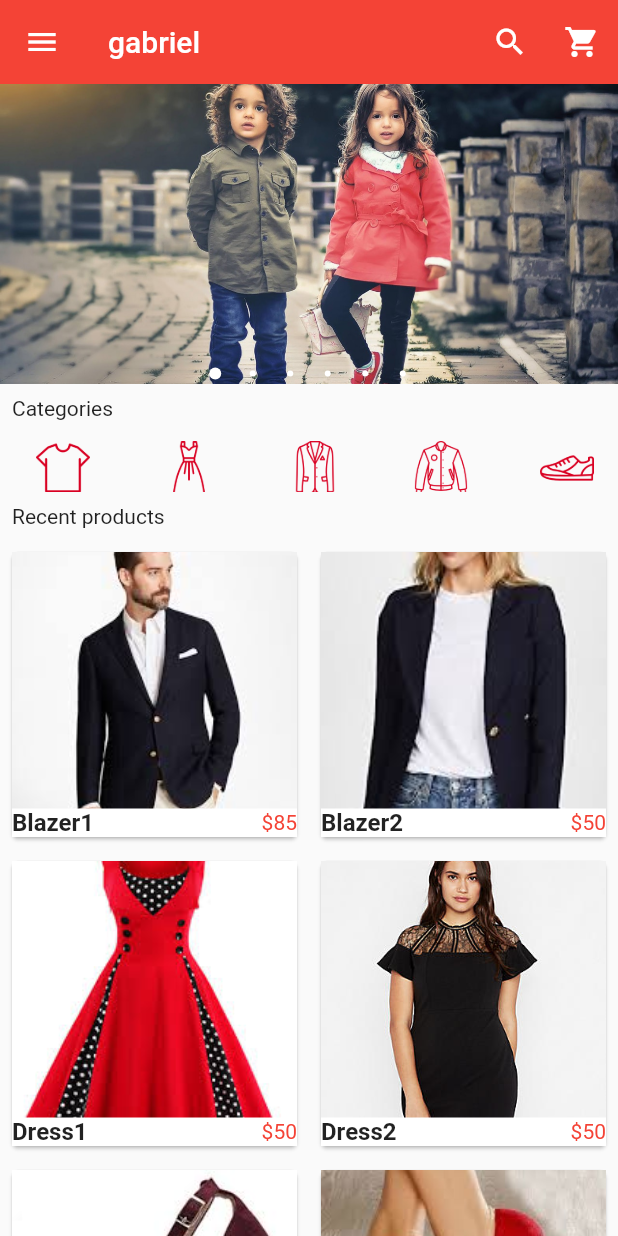
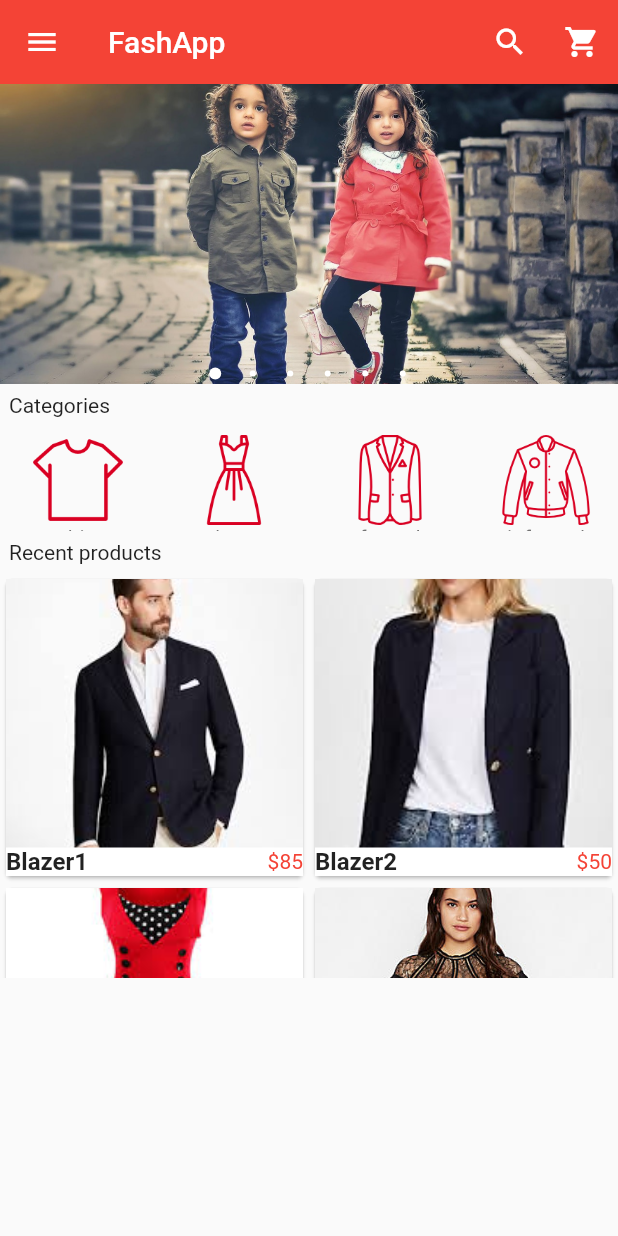
Before and after one commit to Rexdey/shopapp_tut, a Flutter app: the screen it shows after launch, on a phone screen of 412 x 824 dp. Run offline on Flutter 3.47's test engine with Material 2 defaults, Android fonts, the phone set to English and light mode, and no system bars; drawn by our look-alikes of carousel_pro.

Commit message:
Revert "avance video 23"
This reverts commit f7e65dd9ce552818fe30fd6412a11ed8f9c94296.

```diff
--- a/lib/components/horizontal_listview.dart
+++ b/lib/components/horizontal_listview.dart
@@ -4,7 +4,7 @@ class HorizontalList extends StatelessWidget {
   @override
   Widget build(BuildContext context) {
     return Container(
-      height: 40.0,
+      height: 70.0,
       child: ListView(
         scrollDirection: Axis.horizontal,
         children: [
@@ -57,16 +57,16 @@ class Category extends StatelessWidget {
       child: InkWell(
         onTap: () {},
         child: Container(
-          width: 80.0,
+          width: 100.0,
           child: ListTile(
             title: Image.asset(
               image_location,
-              width: 40.0,
-              height: 40.0,
+              width: 100.0,
+              height: 60.0,
             ),
             subtitle: Container(
               alignment: Alignment.topCenter,
-              // child: Text(image_caption),
+              child: Text(image_caption),
             ),
           ),
         ),
--- a/lib/components/products.dart
+++ b/lib/components/products.dart
@@ -21,13 +21,13 @@ class _ProductsState extends State<Products> {
       "price": "50",
     },
     {
-      "name": "Dress1",
+      "name": "Dress|",
       "picture": "images/products/dress1.jpeg",
       "old_price": "100",
       "price": "50",
     },
     {
-      "name": "Dress2",
+      "name": "Dress1",
       "picture": "images/products/dress2.jpeg",
       "old_price": "100",
       "price": "50",
@@ -82,14 +82,11 @@ class _ProductsState extends State<Products> {
       gridDelegate:
           SliverGridDelegateWithFixedCrossAxisCount(crossAxisCount: 2),
       itemBuilder: (BuildContext context, int index) {
-        return Padding(
-          padding: const EdgeInsets.all(4.0),
-          child: Single_prod(
-            prod_name: product_list[index]['name'],
-            prod_picture: product_list[index]['picture'],
-            prod_old_price: product_list[index]['old_price'],
-            prod_price: product_list[index]['price'],
-          ),
+        return Single_prod(
+          prod_name: product_list[index]['name'],
+          prod_picture: product_list[index]['picture'],
+          prod_old_price: product_list[index]['old_price'],
+          prod_price: product_list[index]['price'],
         );
       },
     );
--- a/lib/main.dart
+++ b/lib/main.dart
@@ -5,7 +5,6 @@ import 'package:carousel_pro/carousel_pro.dart';
 import 'package:shopapp_tut/components/horizontal_listview.dart';
 import 'package:shopapp_tut/components/Products.dart';
 import 'package:shopapp_tut/layout/customappbar.dart';
-import 'package:shopapp_tut/pages/cart.dart';
 
 void main(List<String> args) {
   runApp(MaterialApp(
@@ -45,30 +44,27 @@ class _HomePageState extends State<HomePage> {
     );
 
     return Scaffold(
-      appBar: new AppBar(
-        elevation: 0.0,
-        backgroundColor: Colors.red,
-        // centerTitle: true,
-        title: Text('gabriel'),
-        actions: [
-          IconButton(
-              icon: Icon(
-                Icons.search,
-                color: Colors.white,
-              ),
-              onPressed: () {}),
-          IconButton(
-              icon: Icon(
-                Icons.shopping_cart,
-                color: Colors.white,
-              ),
-              onPressed: () {
-                Navigator.push(context,
-                    MaterialPageRoute(builder: (context) => new Cart()));
-              })
-        ],
-      ),
-      // appBar: CustomAppBar(),
+      // appBar: new AppBar(
+      //   elevation: 0.0,
+      //   backgroundColor: Colors.red,
+      //   // centerTitle: true,
+      //   title: Text('FashApp'),
+      //   actions: [
+      //     IconButton(
+      //         icon: Icon(
+      //           Icons.search,
+      //           color: Colors.white,
+      //         ),
+      //         onPressed: () {}),
+      //     IconButton(
+      //         icon: Icon(
+      //           Icons.shopping_cart,
+      //           color: Colors.white,
+      //         ),
+      //         onPressed: () {})
+      //   ],
+      // ),
+      appBar: CustomAppBar(),
 
       drawer: Drawer(
         child: ListView(
@@ -123,10 +119,7 @@ class _HomePageState extends State<HomePage> {
             ),
 
             InkWell(
-              onTap: () {
-                Navigator.push(context,
-                    MaterialPageRoute(builder: (context) => new Cart()));
-              },
+              onTap: () {},
               child: ListTile(
                 title: Text('Shopping Cart'),
                 leading: Icon(
@@ -170,29 +163,29 @@ class _HomePageState extends State<HomePage> {
           ],
         ),
       ),
-      body: Column(
+      body: ListView(
         children: [
           //image crousel begins here
           image_carousel,
           // Padding widget
           Padding(
-            padding: const EdgeInsets.all(8.0),
-            child: Container(
-                alignment: Alignment.centerLeft, child: Text('Categories')),
+            padding: const EdgeInsets.all(6.0),
+            child: Text('Categories'),
           ),
 
           //Horizontal list view begins here
           HorizontalList(),
           Padding(
-            padding: const EdgeInsets.all(8.0),
-            child: Container(
-                alignment: Alignment.centerLeft,
-                child: Text('Recent products')),
+            padding: const EdgeInsets.all(6.0),
+            child: Text('Recent products'),
           ),
 
           //grid view
-
-          Flexible(child: Products()),
+          Container(
+            // height: 320.0,
+            height: 270.0,
+            child: Products(),
+          )
         ],
       ),
     );
--- a/pubspec.yaml
+++ b/pubspec.yaml
@@ -28,11 +28,6 @@ dependencies:
   # Use with the CupertinoIcons class for iOS style icons.
   cupertino_icons: ^0.1.3
   carousel_pro: ^1.0.0
-  firebase_auth: ^0.18.0+1
-  cloud_firestore: ^0.14.0+2
-  google_sign_in: ^4.5.3
-  shared_preferences: ^0.5.11
-  fluttertoast: ^7.1.1
 
 dev_dependencies:
   flutter_test:
```
Also changed, not shown: lib/components/cart_products.dart (deleted, +0 -162 lines), lib/pages/cart.dart (deleted, +0 -58 lines), lib/pages/login.dart (deleted, +0 -8 lines), pubspec.lock, 3 other files.
